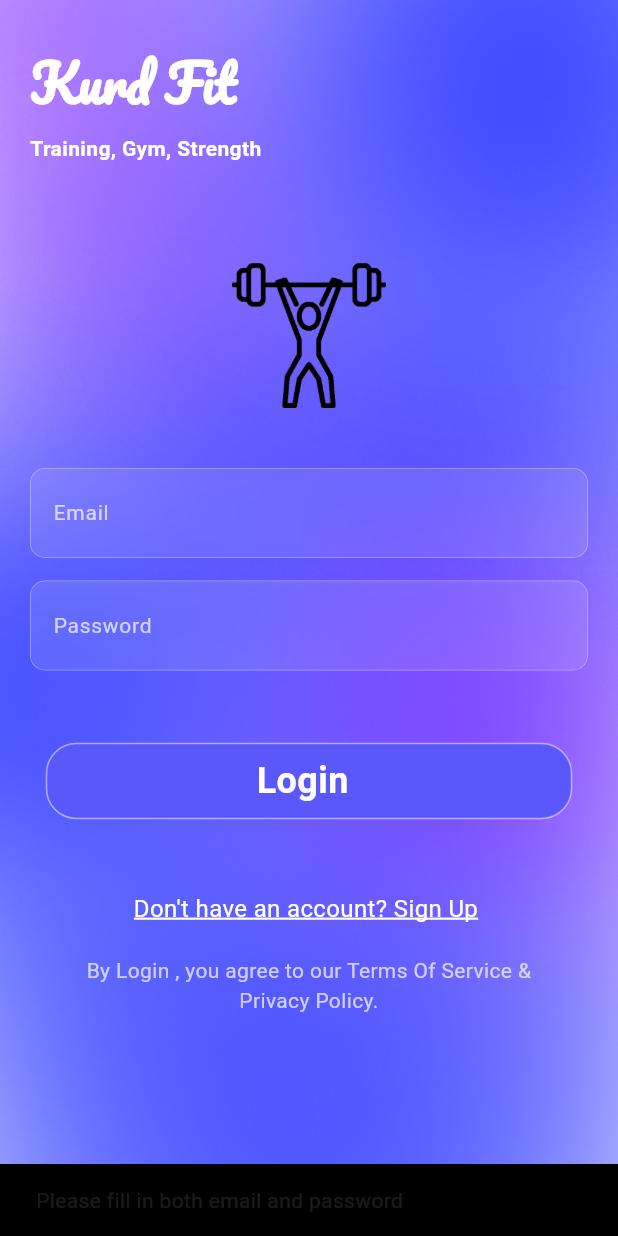
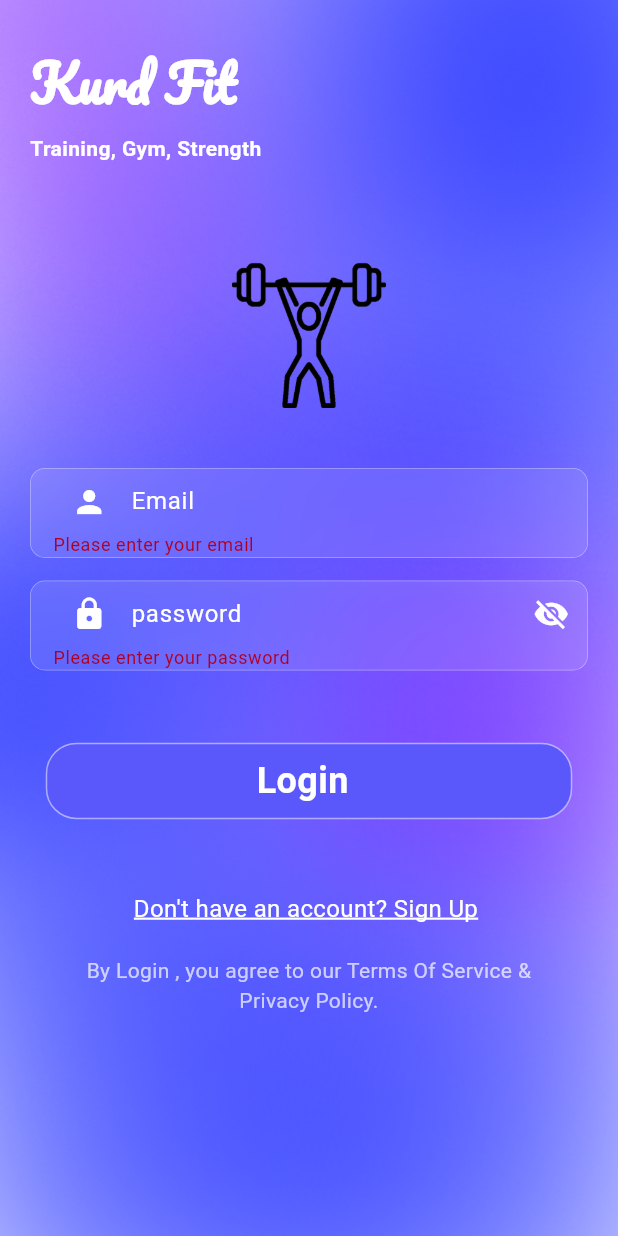
Before and after one commit to Imran-Mohammed-Shekho/Kurd_Fit, a Flutter app: the LoginScreen screen opened directly, after a tap on "Login", on a phone screen of 412 x 824 dp. Run offline on Flutter 3.47's test engine with Material 3 defaults, Android fonts, the phone set to English and light mode, and no system bars; our stand-ins replace cloud_firestore, curved_navigation_bar, firebase_auth, firebase_core, google_fonts and 3 more; missing offline and left inert: dart:ffi; accounts and stored records are empty.

Commit message:
refactoring some files

```diff
--- a/root/lib/UI/screens/Change_password.dart
+++ b/root/lib/UI/screens/Change_password.dart
@@ -1,6 +1,5 @@
 import 'package:flutter/material.dart';
 import 'package:gym/UI/CommonWidget/common.dart';
-import 'package:gym/UI/screens/Dashboard_Screen.dart';
 import 'package:gym/UI/screens/Login_screen.dart';
 
 class Change_password extends StatefulWidget {
--- a/root/lib/UI/screens/Dashboard_Screen.dart
+++ b/root/lib/UI/screens/Dashboard_Screen.dart
@@ -1,7 +1,7 @@
 import 'dart:ui';
 import 'package:animations/animations.dart';
 import 'package:flutter/material.dart';
-import 'package:google_fonts/google_fonts.dart';
+
 import 'package:gym/UI/CommonWidget/common.dart';
 import 'package:gym/UI/screens/Nutitrion_Screen.dart';
 import 'package:gym/UI/screens/drawer_section.dart';
--- a/root/lib/UI/screens/Forget_screen.dart
+++ b/root/lib/UI/screens/Forget_screen.dart
@@ -1,5 +1,6 @@
 import 'package:flutter/material.dart';
-import 'package:gym/UI/screens/Login_screen.dart';
+import 'package:gym/UI/CommonWidget/common.dart';
+
 import 'package:gym/UI/screens/check_email.dart';
 import 'package:gym/UI/screens/introduction_screen1.dart';
 
--- a/root/lib/UI/screens/Introduction_screen.dart
+++ b/root/lib/UI/screens/Introduction_screen.dart
@@ -1,4 +1,3 @@
-import 'package:animations/animations.dart';
 import 'package:flutter/material.dart';
 import 'package:gym/UI/screens/introduction_screen1.dart';
 
--- a/root/lib/UI/screens/Login_screen.dart
+++ b/root/lib/UI/screens/Login_screen.dart
@@ -1,12 +1,11 @@
+import 'dart:ffi';
 import 'dart:ui';
 
-import 'package:animations/animations.dart';
 import 'package:firebase_auth/firebase_auth.dart';
 import 'package:flutter/material.dart';
 
 import 'package:google_fonts/google_fonts.dart';
 
-import 'package:gym/UI/screens/Forget_screen.dart';
 import 'package:gym/UI/screens/SignUp_screen.dart';
 import 'package:gym/UI/screens/bottomnavigationbar.dart';
 import 'package:gym/UI/screens/introduction_screen1.dart';
@@ -19,33 +18,90 @@ class LoginScreen extends StatefulWidget {
 }
 
 class _LoginScreenState extends State<LoginScreen> {
-  String email = '';
-  String password = '';
-  final auth = FirebaseAuth.instance;
-  bool isLoading = false;
+  final _emailController = TextEditingController();
+  final _passwordController = TextEditingController();
+  final _auth = FirebaseAuth.instance;
+  bool _isLoading = false;
+  static final _emailRegex = RegExp(r'^[a-zA-Z0-9.]+@[a-zA-Z0-9]+\.[a-zA-Z]+');
+  bool _obscureText = true;
 
-  Future<void> LoginMethod() async {
-    if (email.isEmpty || password.isEmpty) {
-      ScaffoldMessenger.of(context).showSnackBar(
-        SnackBar(content: Text("Please fill in both email and password")),
-      );
+  final _formKey = GlobalKey<FormState>();
+
+  Future<void> _loginMethod() async {
+    if (!_formKey.currentState!.validate()) {
       return;
     }
-
+    if (!mounted) return;
     setState(() {
-      isLoading = true;
+      _isLoading = true;
     });
 
     try {
-      await auth.signInWithEmailAndPassword(
-        email: email.trim(),
-        password: password.trim(),
+      await _auth.signInWithEmailAndPassword(
+        email: _emailController.text.trim(),
+        password: _passwordController.text.trim(),
       );
+
+      if (!mounted) return;
+      _showSuccessSnackbar();
+      await Future.delayed(Duration(seconds: 2));
+
+      if (mounted) {
         Navigator.pushReplacement(
           context,
           MaterialPageRoute(builder: (context) => Bottomnavigationbar()),
         );
+      }
+    } on FirebaseAuthException catch (e) {
+      _handleAutherror(e);
+    } catch (e) {
+      _showErrorSnackbar(e);
+    } finally {
+      if (mounted) {
+        setState(() {
+          _isLoading = false;
+        });
+      }
+    }
+  }
 
+  void _handleAutherror(FirebaseAuthException e) {
+    String errorMessage = '';
+
+    switch (e.code) {
+      case 'user-not-found':
+        errorMessage = "No account found with this email.";
+        break;
+      case 'wrong-password':
+        errorMessage = "Incorrect password. Please try again.";
+        break;
+      case 'invalid-email':
+        errorMessage = "Please enter a valid email address.";
+        break;
+      case 'user-disabled':
+        errorMessage = "This account has been disabled.";
+        break;
+      case 'too-many-requests':
+        errorMessage = "Too many attempts. Please try again later.";
+        break;
+      default:
+        errorMessage = "Login failed: ${e.message ?? 'Unknown error'}";
+    }
+    _showErrorSnackbar(errorMessage);
+  }
+
+  void _showErrorSnackbar(message) {
+    ScaffoldMessenger.of(context).showSnackBar(
+      SnackBar(
+        backgroundColor: Colors.red,
+        behavior: SnackBarBehavior.floating,
+        duration: Duration(seconds: 4),
+        content: Text(message, style: TextStyle(color: Colors.white)),
+      ),
+    );
+  }
+
+  void _showSuccessSnackbar() {
     ScaffoldMessenger.of(context).showSnackBar(
       SnackBar(
         backgroundColor: Colors.green.shade700,
@@ -56,12 +112,27 @@ class _LoginScreenState extends State<LoginScreen> {
         ),
       ),
     );
-    } catch (e) {
-    } finally {
-      setState(() {
-        isLoading = false;
-      });
   }
+
+  String? _emailValidator(String? value) {
+    if (value == null || value.isEmpty) {
+      return "Please enter your email ";
+    }
+    if (!_emailRegex.hasMatch(value.trim())) {
+      return "PLease enter vaild email address";
+    }
+    return null;
+  }
+
+  String? _passwordVaildator(String? value) {
+    if (value == null || value.isEmpty) {
+      return "Please enter your password";
+    }
+    if (value.length < 6) {
+      return "Password must be at least 6 char";
+    }
+
+    return null;
   }
 
   @override
@@ -77,11 +148,13 @@ class _LoginScreenState extends State<LoginScreen> {
               fit: BoxFit.cover,
             ),
           ),
+          child: Form(
+            key: _formKey,
             child: ListView(
               padding: EdgeInsets.zero,
               children: [
                 Padding(
-                padding: EdgeInsets.only(left: 20, top: 30),
+                  padding: const EdgeInsets.only(left: 20, top: 30),
 
                   child: Column(
                     crossAxisAlignment: CrossAxisAlignment.start,
@@ -95,7 +168,7 @@ class _LoginScreenState extends State<LoginScreen> {
                         ),
                       ),
                       const SizedBox(height: 10),
-                    Text(
+                      const Text(
                         "Training, Gym, Strength",
                         style: TextStyle(
                           color: Colors.white,
@@ -114,36 +187,40 @@ class _LoginScreenState extends State<LoginScreen> {
                     width: size.width * 0.25,
                   ),
                 ),
-              SizedBox(height: 40),
+                const SizedBox(height: 40),
                 Center(
                   child: Padding(
                     padding: EdgeInsets.symmetric(horizontal: 20),
                     child: Column(
                       mainAxisSize: MainAxisSize.min,
                       children: [
-                      GlassyTextField("Email", (value) {
-                        email = value;
-                      }, 60),
+                        _buildEmailTextFormField(),
                         const SizedBox(height: 15),
-                      GlassyTextField("Password", (value) {
-                        password = value;
-                      }, 60),
+                        _buildPasswordTextFormField(),
                       ],
                     ),
                   ),
                 ),
                 SizedBox(height: size.height * 0.059),
-              Padding(
+                _buildactions(size),
+              ],
+            ),
+          ),
+        ),
+      ),
+    );
+  }
+
+  Widget _buildactions(size) {
+    return Padding(
       padding: EdgeInsets.only(bottom: size.height * 0.083),
       child: Column(
         children: [
           Center(
-                      child: isLoading
-                          ? const CircularProgressIndicator(
-                              color: Color(0xff5B58FB),
-                            )
+            child: _isLoading
+                ? const CircularProgressIndicator(color: Color(0xff5B58FB))
                 : IntorductionButtons(
-                              LoginMethod,
+                    _loginMethod,
                     "Login",
                     const Color(0xff5B58FB),
                   ),
@@ -155,9 +232,7 @@ class _LoginScreenState extends State<LoginScreen> {
               onTap: () {
                 Navigator.push(
                   context,
-                            MaterialPageRoute(
-                              builder: (context) => SignupScreen(),
-                            ),
+                  MaterialPageRoute(builder: (context) => SignupScreen()),
                 );
               },
               child: const Text(
@@ -175,9 +250,7 @@ class _LoginScreenState extends State<LoginScreen> {
           SizedBox(height: 20),
           // Terms text
           Padding(
-                      padding: EdgeInsets.symmetric(
-                        horizontal: size.width * 0.1,
-                      ),
+            padding: EdgeInsets.symmetric(horizontal: size.width * 0.1),
             child: const Text(
               "By Login , you agree to our Terms Of Service & Privacy Policy.",
               style: TextStyle(color: Colors.white70),
@@ -186,35 +259,17 @@ class _LoginScreenState extends State<LoginScreen> {
           ),
         ],
       ),
-              ),
-            ],
-          ),
-        ),
-      ),
     );
   }
-}
 
-class GlassyTextField extends StatelessWidget {
-  final String hintText;
-  final ValueChanged<String> onChanged;
-  final double height;
-  const GlassyTextField(
-    this.hintText,
-    this.onChanged,
-    this.height, {
-    super.key,
-  });
-
-  @override
-  Widget build(BuildContext context) {
+  Widget _buildEmailTextFormField() {
     return ClipRRect(
       borderRadius: BorderRadius.all(Radius.circular(10)),
       child: BackdropFilter(
         filter: ImageFilter.blur(sigmaX: 15.0, sigmaY: 15.0),
         child: Container(
           width: double.infinity,
-          height: height,
+          height: 60,
           decoration: BoxDecoration(
             borderRadius: BorderRadius.all(Radius.circular(10)),
             color: Colors.white.withValues(alpha: 0.1),
@@ -226,20 +281,61 @@ class GlassyTextField extends StatelessWidget {
           ),
           child: Padding(
             padding: const EdgeInsets.only(left: 15, top: 5),
-            child: TextField(
-              onChanged: onChanged,
-              obscureText: hintText == "Password" ? true : false,
-
-              // maxLength: 24,
-              style: TextStyle(color: Colors.white),
+            child: TextFormField(
+              controller: _emailController,
               decoration: InputDecoration(
                 border: InputBorder.none,
-                hintText: hintText,
-                hintStyle: TextStyle(
-                  color: Colors.white.withValues(alpha: 0.7),
-                  fontSize: 14,
+                labelText: "Email",
+                labelStyle: TextStyle(color: Colors.white),
+                prefixIcon: Icon(Icons.person, color: Colors.white),
+              ),
+              textInputAction: TextInputAction.next,
+              validator: _emailValidator,
             ),
           ),
+        ),
+      ),
+    );
+  }
+
+  Widget _buildPasswordTextFormField() {
+    return ClipRRect(
+      borderRadius: BorderRadius.all(Radius.circular(10)),
+      child: BackdropFilter(
+        filter: ImageFilter.blur(sigmaX: 15.0, sigmaY: 15.0),
+        child: Container(
+          width: double.infinity,
+          height: 60,
+          decoration: BoxDecoration(
+            borderRadius: BorderRadius.all(Radius.circular(10)),
+            color: Colors.white.withValues(alpha: 0.1),
+            border: Border.all(
+              color: Colors.white.withValues(alpha: 0.4),
+              strokeAlign: BorderSide.strokeAlignCenter,
+              style: BorderStyle.solid,
+            ),
+          ),
+          child: Padding(
+            padding: const EdgeInsets.only(left: 15, top: 5),
+            child: TextFormField(
+              controller: _passwordController,
+              decoration: InputDecoration(
+                border: InputBorder.none,
+                labelText: "password",
+                labelStyle: TextStyle(color: Colors.white),
+                prefixIcon: Icon(Icons.lock, color: Colors.white),
+                suffixIcon: IconButton(
+                  onPressed: () {
+                    _obscureText = !_obscureText;
+                  },
+                  icon: _obscureText
+                      ? Icon(Icons.visibility_off, color: Colors.white)
+                      : Icon(Icons.visibility, color: Colors.white),
+                ),
+              ),
+              textInputAction: TextInputAction.done,
+              validator: _passwordVaildator,
+              obscureText: _obscureText,
             ),
           ),
         ),
--- a/root/lib/UI/screens/Nutitrion_Screen.dart
+++ b/root/lib/UI/screens/Nutitrion_Screen.dart
@@ -2,7 +2,7 @@ import 'dart:ui';
 
 import 'package:flutter/material.dart';
 import 'package:gym/UI/CommonWidget/common.dart';
-import 'package:gym/UI/screens/Dashboard_Screen.dart';
+
 import 'package:gym/UI/screens/Login_screen.dart';
 
 class Nutitrion_Screen extends StatefulWidget {
--- a/root/lib/UI/screens/SignUp_screen.dart
+++ b/root/lib/UI/screens/SignUp_screen.dart
@@ -1,5 +1,4 @@
 import 'dart:ui';
-
 import 'package:cloud_firestore/cloud_firestore.dart';
 import 'package:firebase_auth/firebase_auth.dart';
 import 'package:flutter/material.dart';
@@ -51,7 +50,6 @@ class _SignupScreenState extends State<SignupScreen> {
     });
 
     try {
-      // Create user with email and password
       final userCredential = await _auth.createUserWithEmailAndPassword(
         email: _emailController.text.trim(),
         password: _passwordController.text.trim(),
@@ -65,13 +63,11 @@ class _SignupScreenState extends State<SignupScreen> {
         );
       }
 
-      // Store user data in Firestore
       await _usersCollection.doc(user.uid).set({
         "user_id": user.uid,
         "name": _nameController.text.trim(),
         "email": _emailController.text.trim(),
         "createdAT": FieldValue.serverTimestamp(),
-        // Removed password storage for security
       });
 
       if (!mounted) return;
--- a/root/lib/UI/screens/drawer_section.dart
+++ b/root/lib/UI/screens/drawer_section.dart
@@ -4,7 +4,7 @@ import 'package:firebase_auth/firebase_auth.dart';
 import 'package:flutter/material.dart';
 import 'package:gym/UI/CommonWidget/common.dart';
 import 'package:gym/UI/screens/Change_password.dart';
-import 'package:gym/UI/screens/Dashboard_Screen.dart';
+
 import 'package:gym/UI/screens/Login_screen.dart';
 import 'package:gym/UI/screens/aboutus_screen.dart';
 import 'package:gym/UI/screens/custom_colors.dart';
--- a/root/lib/UI/screens/introduction_screen1.dart
+++ b/root/lib/UI/screens/introduction_screen1.dart
@@ -1,7 +1,6 @@
 import 'package:flutter/material.dart';
 import 'package:gym/UI/screens/Login_screen.dart';
 import 'package:gym/UI/screens/SignUp_screen.dart';
-import 'package:page_transition/page_transition.dart';
 
 class Introduction1 extends StatefulWidget {
   const Introduction1({super.key});
--- a/root/lib/UI/screens/profile_screen.dart
+++ b/root/lib/UI/screens/profile_screen.dart
@@ -3,7 +3,7 @@ import 'package:flutter/material.dart';
 import 'package:gym/UI/CommonWidget/common.dart';
 
 import 'package:gym/UI/screens/Login_screen.dart';
-import 'package:gym/data/models/userData.dart';
+
 import 'package:gym/state/providers/profile_provider.dart';
 import 'package:provider/provider.dart';
 
--- a/root/lib/UI/screens/workout_detail.dart
+++ b/root/lib/UI/screens/workout_detail.dart
@@ -1,7 +1,5 @@
 import 'dart:ui';
 import 'package:flutter/material.dart';
-import 'package:gym/state/providers/workout_provider.dart';
-import 'package:provider/provider.dart';
 
 const style = TextStyle(color: Colors.white);
 
```
Also changed, not shown: root/lib/UI/CommonWidget/common.dart (+53 -0 lines). Lines whose indentation alone changed are shown as unchanged.
